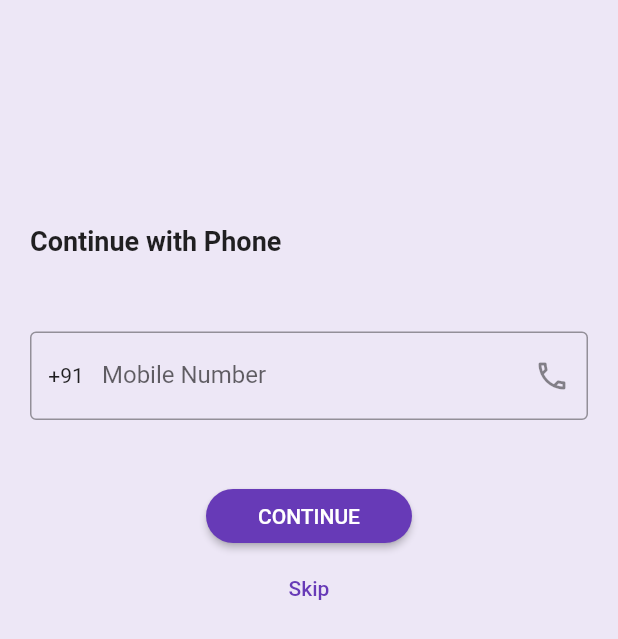
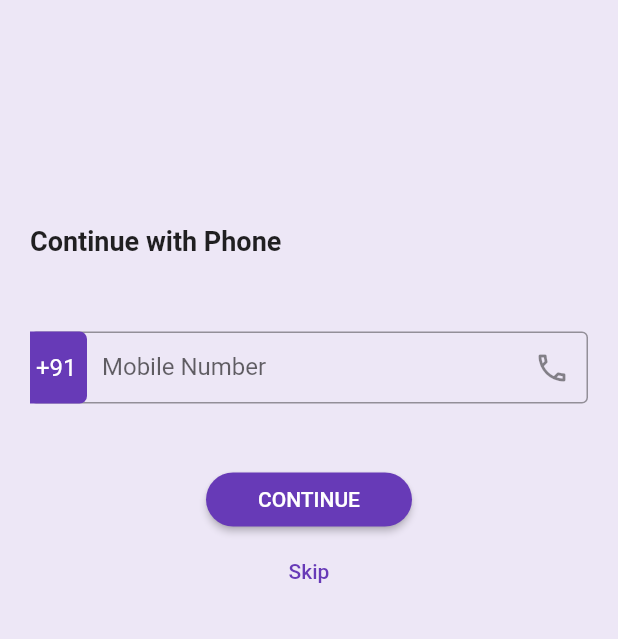
Before and after one commit to J0313-1806/crud_app, a Flutter app: the screen it shows after launch, on a phone screen of 412 x 824 dp. Shown: the top 639 px of the screen. Run offline on Flutter 3.47's test engine with Material 2 defaults, Android fonts, the phone set to English and light mode, and no system bars; our stand-ins replace cached_network_image, cloud_firestore, connectivity_plus, file_picker, firebase_auth, firebase_core and 3 more; accounts and stored records are empty.

```diff
--- a/lib/app/screens/auth/controller/controller_auth.dart
+++ b/lib/app/screens/auth/controller/controller_auth.dart
@@ -1,3 +1,5 @@
+// ignore_for_file: avoid_print
+
 import 'dart:developer';
 
 import 'package:connectivity_plus/connectivity_plus.dart';
@@ -13,21 +15,32 @@ class AuthController extends GetxController {
     super.onReady();
     phone.text = "";
     otp.text = "";
+    internationalCode.text = '+91';
     connectionStatus.value = await fetchConnectionStatus();
+    final user = await FirebaseAuth.instance.currentUser;
+    if (user != null) {
+      alreadyAuthenticated(true);
+    }
   }
 
   final formKey = GlobalKey<FormState>();
   RxBool connectionStatus = RxBool(false);
+  RxBool alreadyAuthenticated = RxBool(false);
   TextEditingController phone = TextEditingController();
   TextEditingController otp = TextEditingController();
+  TextEditingController internationalCode = TextEditingController();
+  RxBool internationalCodeEdit = RxBool(false);
   RxString verId = RxString('');
 
+  RxBool verifyPhoneLoader = RxBool(false);
   Future<void> verifyPhone() async {
+    try {
+      verifyPhoneLoader(true);
       if (connectionStatus.value) {
         if (formKey.currentState!.validate()) {
           log('phone: ' + phone.text);
           await FirebaseAuth.instance.verifyPhoneNumber(
-            phoneNumber: '+91' + phone.text,
+            phoneNumber: '+' + internationalCode.text + phone.text,
             verificationCompleted: (PhoneAuthCredential credential) {
               Get.snackbar("Done", "Verification complete!");
             },
@@ -39,16 +52,25 @@ class AuthController extends GetxController {
               Get.snackbar("Code Sent", "Check your SMS");
               Get.to(() => const OtpPage());
             },
-            codeAutoRetrievalTimeout: (String codeAutoRetrievalTimeout) {});
+            codeAutoRetrievalTimeout: (String codeAutoRetrievalTimeout) {},
+          );
         } else {
           Get.snackbar("oops!", "Wrong validation try again");
         }
       } else {
         Get.snackbar("oops!", "No Internet connection");
       }
+    } catch (e) {
+      print(e.toString());
+    } finally {
+      verifyPhoneLoader(false);
+    }
   }
 
+  RxBool verifyCodeLoader = RxBool(false);
   Future<void> verifyOtp(String value) async {
+    try {
+      verifyCodeLoader(true);
       await FirebaseAuth.instance
           .signInWithCredential(
         PhoneAuthProvider.credential(
@@ -60,6 +82,11 @@ class AuthController extends GetxController {
         otp.clear();
         Get.off(() => const HomePage());
       });
+    } catch (e) {
+      print(e.toString());
+    } finally {
+      verifyCodeLoader(true);
+    }
   }
 
   static Future<bool> fetchConnectionStatus() async {
--- a/lib/app/screens/auth/login.dart
+++ b/lib/app/screens/auth/login.dart
@@ -1,6 +1,7 @@
 import 'package:crud_app/app/screens/auth/controller/controller_auth.dart';
 import 'package:crud_app/app/screens/home/home.dart';
 import 'package:flutter/material.dart';
+import 'package:flutter/services.dart';
 import 'package:get/get.dart';
 
 class LoginPage extends StatelessWidget {
@@ -39,10 +40,41 @@ class LoginPage extends StatelessWidget {
                         //   ),
                         // ],
                         decoration: InputDecoration(
+                          contentPadding: const EdgeInsets.all(0),
                           labelText: "Mobile Number",
-                          suffixIcon: const Icon(Icons.phone_outlined),
-                          prefixIcon: IconButton(
-                              onPressed: () {}, icon: const Text('+91')),
+                          suffixIcon: IconButton(
+                            onPressed: () =>
+                                authController.internationalCodeEdit.toggle(),
+                            icon: const Icon(Icons.phone_outlined),
+                          ),
+                          prefixIcon: Container(
+                            margin: const EdgeInsets.fromLTRB(0, 0, 10, 0),
+                            // padding: const EdgeInsets.fromLTRB(5, 0, 0, 0),
+                            width: 15,
+                            decoration: const BoxDecoration(
+                              color: Colors.deepPurple,
+                              borderRadius: BorderRadius.only(
+                                topRight: Radius.circular(5),
+                                bottomRight: Radius.circular(5),
+                              ),
+                            ),
+                            child: TextField(
+                              cursorColor: Colors.white,
+                              textAlign: TextAlign.center,
+                              style: const TextStyle(
+                                color: Colors.white,
+                              ),
+                              controller: authController.internationalCode,
+                              inputFormatters: [
+                                FilteringTextInputFormatter.digitsOnly
+                              ],
+                              decoration: const InputDecoration(
+                                border: InputBorder.none,
+                              ),
+                              readOnly:
+                                  authController.internationalCodeEdit.value,
+                            ),
+                          ),
                           focusedBorder: const OutlineInputBorder(
                             borderSide: BorderSide(
                               color: Colors.black54,
@@ -55,8 +87,12 @@ class LoginPage extends StatelessWidget {
                           ),
                         ),
                         validator: (value) {
+                          RegExp pattern =
+                              RegExp(r'(^(?:[+0]9)?[0-9]{10,12}$)');
+
                           if (value != null && value.isNotEmpty) {
-                            if (value.length != 10) {
+                            if (value.length != 10 &&
+                                !pattern.hasMatch(value)) {
                               return "Incorrect Number";
                             } else {
                               return null;
@@ -74,10 +110,18 @@ class LoginPage extends StatelessWidget {
                   Align(
                     child: ElevatedButton(
                       onPressed: authController.verifyPhone,
-                      child: const Text("CONTINUE"),
+                      child: authController.verifyPhoneLoader.value
+                          ? const Center(
+                              child: CircularProgressIndicator(
+                                color: Colors.white,
+                              ),
+                            )
+                          : const Text("CONTINUE"),
                       style: ElevatedButton.styleFrom(
                         shape: RoundedRectangleBorder(
-                          borderRadius: BorderRadius.circular(20),
+                          borderRadius: authController.verifyPhoneLoader.value
+                              ? BorderRadius.circular(50)
+                              : BorderRadius.circular(20),
                         ),
                         fixedSize: Size.fromWidth(Get.width / 3),
                       ),
--- a/lib/app/screens/home/controller/controller_home.dart
+++ b/lib/app/screens/home/controller/controller_home.dart
@@ -103,6 +103,7 @@ class HomeController extends GetxController {
                     .pickFiles(type: FileType.image, allowCompression: true);
                 if (result != null) {
                   final path = result.files.single.path;
+                  final fileName = result.files.single.name;
                   filePath(path);
                   file = File(path!);
                   // file?.value = f;
@@ -118,6 +119,7 @@ class HomeController extends GetxController {
                   }
                   imageUrl = await task.ref.getDownloadURL();
                   log(imageUrl);
+                  Get.snackbar('Image Selected!', 'Filename: $fileName');
                 } else {
                   return;
                 }
--- a/lib/main.dart
+++ b/lib/main.dart
@@ -1,4 +1,6 @@
+import 'package:crud_app/app/screens/auth/controller/controller_auth.dart';
 import 'package:crud_app/app/screens/auth/login.dart';
+import 'package:crud_app/app/screens/home/home.dart';
 import 'package:firebase_core/firebase_core.dart';
 import 'package:flutter/material.dart';
 import 'package:get/get.dart';
@@ -12,6 +14,8 @@ Future<void> main() async {
 class MyApp extends StatelessWidget {
   const MyApp({Key? key}) : super(key: key);
 
+  static final AuthController _authController = Get.put(AuthController());
+
   // This widget is the root of your application.
   @override
   Widget build(BuildContext context) {
@@ -21,7 +25,9 @@ class MyApp extends StatelessWidget {
       theme: ThemeData(
         primarySwatch: Colors.deepPurple,
       ),
-      home: const LoginPage(),
+      home: _authController.alreadyAuthenticated.value
+          ? const HomePage()
+          : const LoginPage(),
     );
   }
 }
```
Also changed, not shown: lib/app/screens/auth/otp.dart (+10 -2 lines), lib/app/screens/home/home.dart (+5 -4 lines), assets/not.png (added). Lines whose indentation alone changed are shown as unchanged.
